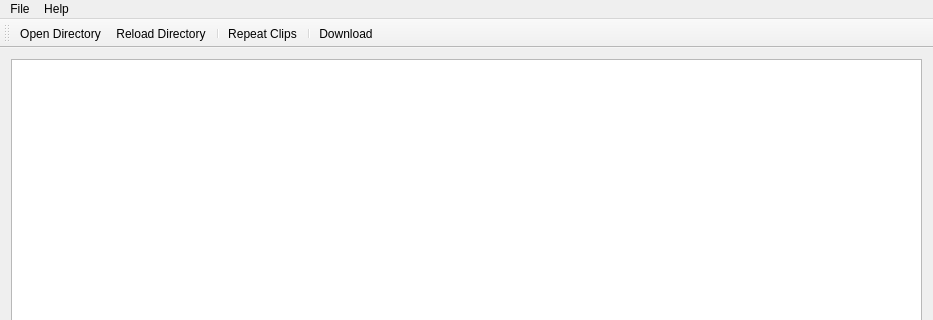
Old version of the form ReeePlayer/forms/mainwindow.ui in the repository FilippVolodin/ReeePlayer; both pictures show x 0 to 933 and y 0 to 320 of the 933 by 759 pixel window.
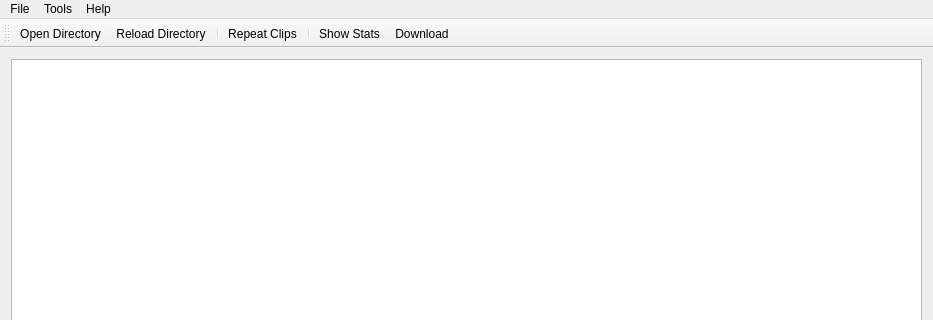
New version of the form. Icons and pictures are not drawn. Custom widgets are drawn as their Qt base class.

```diff
--- a/ReeePlayer/forms/mainwindow.ui
+++ b/ReeePlayer/forms/mainwindow.ui
@@ -122,7 +122,16 @@
     </property>
     <addaction name="actShowAboutWindow"/>
    </widget>
+   <widget class="QMenu" name="menuTools">
+    <property name="title">
+     <string>Tools</string>
+    </property>
+    <addaction name="actShowStats"/>
+    <addaction name="separator"/>
+    <addaction name="actDownload"/>
+   </widget>
    <addaction name="menuFile"/>
+   <addaction name="menuTools"/>
    <addaction name="menuHelp"/>
   </widget>
   <widget class="QToolBar" name="mainToolBar">
@@ -146,6 +155,7 @@
    <addaction name="separator"/>
    <addaction name="actRepeatClips"/>
    <addaction name="separator"/>
+   <addaction name="actShowStats"/>
    <addaction name="actDownload"/>
   </widget>
   <widget class="QStatusBar" name="statusBar"/>
@@ -213,6 +223,18 @@
     <string>About ReeePlayer</string>
    </property>
   </action>
+  <action name="actShowStats">
+   <property name="icon">
+    <iconset resource="mainwindow.qrc">
+     <normaloff>:/MainWindow/stats</normaloff>:/MainWindow/stats</iconset>
+   </property>
+   <property name="text">
+    <string>Show Stats</string>
+   </property>
+   <property name="toolTip">
+    <string>Show Stats</string>
+   </property>
+  </action>
  </widget>
  <layoutdefault spacing="6" margin="11"/>
  <customwidgets>
```
